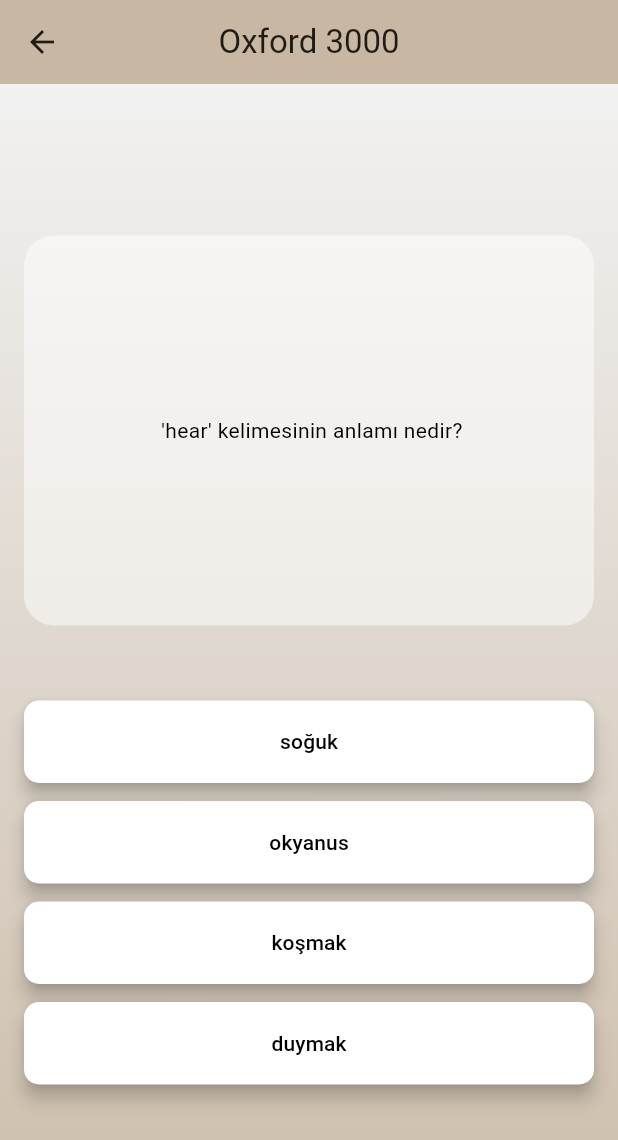
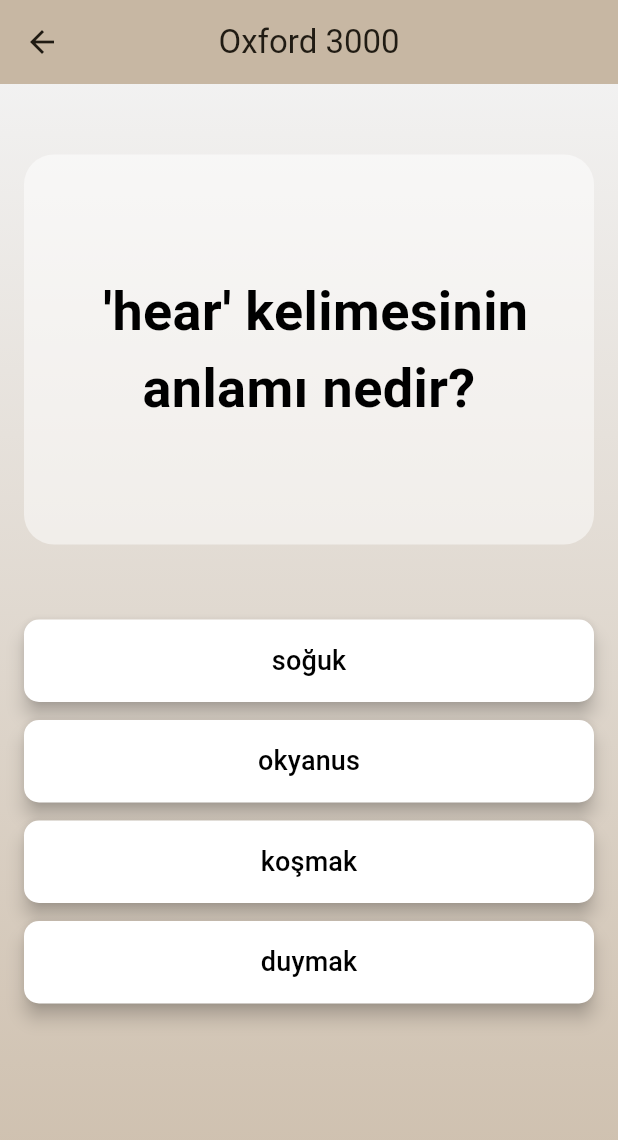
Before and after one commit to psyomeralbayrak/AppJam_Grup-12, a Flutter app: the screen it shows after launch, after a tap on "Oxford 3000", on a phone screen of 412 x 824 dp. Shown: the top 1140 px of the screen. Run offline on Flutter 3.47's test engine with Material 3 defaults, Android fonts, the phone set to English and light mode, and no system bars; our stand-ins replace flutter_gemini, hive, hive_flutter; accounts and stored records are empty; network calls fail.

Commit message:
efsane commit

```diff
--- a/lib/main.dart
+++ b/lib/main.dart
@@ -4,8 +4,11 @@ import 'package:appjamoua/view/myword_page.dart';
 import 'package:appjamoua/view/test_page.dart';
 import 'package:appjamoua/view/true_page.dart';
 import 'package:flutter/material.dart';
+import 'package:flutter_gemini/flutter_gemini.dart';
 import 'package:hive/hive.dart';
 import 'package:hive_flutter/hive_flutter.dart';
+
+import 'model/gemini_client.dart';
 
 void main() async {
 
@@ -17,6 +20,29 @@ void main() async {
   await Hive.openBox('falseBox');
   await Hive.openBox('myBox');
 
+  // Asagida yoksa ekledim. Dilerseniz silebilirsiniz.
+  var trueBox = Hive.box("trueBox");
+  if (trueBox.isEmpty == true) {
+    trueBox.put("true", []);
+    print("True'ya eklendi");
+  }
+  //trueBox.putAt(0, []);
+  //print(trueBox.getAt(0));
+
+  var falseBox = Hive.box("falseBox");
+  if (falseBox.isEmpty == true) {
+    falseBox.put("false", []);
+    print("False'a eklendi");
+  }
+
+  var myBox = Hive.box("myBox");
+  if (myBox.isEmpty == true) {
+    myBox.put("my", []);
+    print("Mywords'e eklendi");
+  }
+
+  //init Gemini
+  Gemini.init(apiKey: geminiApiKey);
 
   runApp(const HomePage());
 }
--- a/lib/models_widget/quiz_widget.dart
+++ b/lib/models_widget/quiz_widget.dart
@@ -1,12 +1,16 @@
 import 'package:flutter/material.dart';
 
 class QuizWidget extends StatefulWidget {
-  const QuizWidget({super.key, required this.Question, required this.Answer1, required this.Answer2, required this.Answer3, required this.Answer4, });
+  QuizWidget({super.key, required this.Question, required this.Answer1, required this.Answer2, required this.Answer3, required this.Answer4, required this.Function1, required this.Function2, required this.Function3, required this.Function4, });
   final String Question;
   final String Answer1;
   final String Answer2;
   final String Answer3;
   final String Answer4;
+  final VoidCallback Function1;
+  final VoidCallback Function2;
+  final VoidCallback Function3;
+  final VoidCallback Function4;
 
   @override
   State<QuizWidget> createState() => _QuizWidgetState();
@@ -31,7 +35,8 @@ class _QuizWidgetState extends State<QuizWidget> {
               child: Center(
                 child: Text(
                   " '${widget.Question}' kelimesinin anlamı nedir?",
-                  style: TextStyle(color: Colors.black), // Metin rengi siyah
+                  textAlign: TextAlign.center,
+                  style: TextStyle(color: Colors.black, fontSize: 36, fontWeight: FontWeight.bold,), // Metin rengi siyah
                 ),
               ),
             ),
@@ -41,7 +46,7 @@ class _QuizWidgetState extends State<QuizWidget> {
               width: 335,
               height: 55, // Buton yüksekliği 55 piksel
               child: ElevatedButton(
-                onPressed: () {},
+                onPressed: () => widget.Function1(),
                 style: ElevatedButton.styleFrom(
                   backgroundColor: Colors.white,
                   foregroundColor: Colors.black, // Buton üzerindeki metin rengi siyah
@@ -51,7 +56,7 @@ class _QuizWidgetState extends State<QuizWidget> {
                     borderRadius: BorderRadius.circular(10.0), // Buton kenarlarını ovalleştirme
                   ),
                 ),
-                child: Text(widget.Answer1),
+                child: Text(widget.Answer1, style: TextStyle(fontSize: 18),),
               ),
             ),
             SizedBox(height: 12),
@@ -60,7 +65,7 @@ class _QuizWidgetState extends State<QuizWidget> {
               width: 335,
               height: 55, // Buton yüksekliği 55 piksel
               child: ElevatedButton(
-                onPressed: () {},
+                onPressed: () => widget.Function2(),
                 style: ElevatedButton.styleFrom(
                   backgroundColor: Colors.white,
                   foregroundColor: Colors.black,
@@ -70,7 +75,7 @@ class _QuizWidgetState extends State<QuizWidget> {
                     borderRadius: BorderRadius.circular(10.0),
                   ),
                 ),
-                child: Text(widget.Answer2),
+                child: Text(widget.Answer2, style: TextStyle(fontSize: 18),),
               ),
             ),
 
@@ -82,7 +87,7 @@ class _QuizWidgetState extends State<QuizWidget> {
               width: 335,
               height: 55, // Buton yüksekliği 55 piksel
               child: ElevatedButton(
-                onPressed: () {},
+                onPressed: () => widget.Function3(),
                 style: ElevatedButton.styleFrom(
                   backgroundColor: Colors.white,
                   foregroundColor: Colors.black,
@@ -92,7 +97,7 @@ class _QuizWidgetState extends State<QuizWidget> {
                     borderRadius: BorderRadius.circular(10.0),
                   ),
                 ),
-                child: Text(widget.Answer3),
+                child: Text(widget.Answer3, style: TextStyle(fontSize: 18),),
               ),
             ),
             SizedBox(
@@ -102,7 +107,7 @@ class _QuizWidgetState extends State<QuizWidget> {
               width: 335,
               height: 55, // Buton yüksekliği 55 piksel
               child: ElevatedButton(
-                onPressed: () {},
+                onPressed: () => widget.Function4(),
                 style: ElevatedButton.styleFrom(
                   backgroundColor: Colors.white,
                   foregroundColor: Colors.black,
@@ -112,7 +117,7 @@ class _QuizWidgetState extends State<QuizWidget> {
                     borderRadius: BorderRadius.circular(10.0),
                   ),
                 ),
-                child: Text(widget.Answer4),
+                child: Text(widget.Answer4, style: TextStyle(fontSize: 18),),
               ),
             ),
           ],
--- a/lib/view/test_page.dart
+++ b/lib/view/test_page.dart
@@ -1,3 +1,5 @@
+import 'dart:io';
+
 import 'package:appjamoua/models_widget/background_widget.dart';
 import 'package:appjamoua/models_widget/quiz_widget.dart';
 import 'package:flutter/material.dart';
@@ -35,7 +37,10 @@ class _TestPageState extends State<TestPage> {
 
   }
 
-  final int CurrentIndex = 0;
+  // var for index
+  int CurrentIndex = 0;
+  // var for true or false
+  int isTrue = 1;
 
   // Creating random index in every time
   List <int> wordIndex = [];
@@ -67,6 +72,65 @@ class _TestPageState extends State<TestPage> {
     print(answerIndexs[0]);
   }
 
+  //Function that check the response
+  void checkResponse (int response) {
+    if (wordIndex[CurrentIndex] == answerIndexs[response]) {
+      setState(() {
+        print("Dogru bildin!");
+        isTrue = 2;
+        addOne();
+      });
+    }
+    else {
+      setState(() {
+        print("Yanlis bildin");
+        isTrue = 3;
+        addOne();
+      });
+
+    }
+  }
+
+  void addOne () async{
+    await Future.delayed(const Duration(seconds: 1));
+
+    setState(() {
+      CurrentIndex += 1;
+      createAnswer(wordIndex[CurrentIndex]);
+      isTrue = 1;
+    });
+  }
+
+  List<Widget> mywidgets = [
+    Center(
+      child: Padding(child: Text(
+          '',
+      ), padding: EdgeInsets.only(top: 10),),
+    ),
+    Center(
+      child: Padding(child: Text(
+          'Doğru!', style: TextStyle(fontSize: 24, fontWeight: FontWeight.bold, color: Colors.green),
+      ), padding: EdgeInsets.only(top: 10),),
+    ),
+    Center(
+      child: Padding(child: Text(
+          'Yanlış!' , style: TextStyle(fontSize: 24, fontWeight: FontWeight.bold, color: Colors.red)
+      ), padding: EdgeInsets.only(top: 10),),
+    ),
+  ];
+
+  Widget ResponseWidget() {
+    if (isTrue == 1) {
+      return mywidgets[0];
+    }
+    else if (isTrue == 2) {
+      return mywidgets[1];
+    }
+    else {
+      return mywidgets[2];
+    }
+
+  }
 
   @override
   Widget build(BuildContext context) {
@@ -79,12 +143,33 @@ class _TestPageState extends State<TestPage> {
 
       body: BackgroundWidget(
 
-          MainWidget: QuizWidget(
-            Question: oxford3000.keys.elementAt(wordIndex[CurrentIndex]),
-            Answer1: oxford3000.values.elementAt(answerIndexs[0]),
-            Answer2: oxford3000.values.elementAt(answerIndexs[1]),
-            Answer3: oxford3000.values.elementAt(answerIndexs[2]),
-            Answer4: oxford3000.values.elementAt(answerIndexs[3]),
+          MainWidget: Column(
+            children: [
+
+              ResponseWidget(),
+
+              QuizWidget(
+                Question: oxford3000.keys.elementAt(wordIndex[CurrentIndex]),
+                Answer1: oxford3000.values.elementAt(answerIndexs[0]),
+                Answer2: oxford3000.values.elementAt(answerIndexs[1]),
+                Answer3: oxford3000.values.elementAt(answerIndexs[2]),
+                Answer4: oxford3000.values.elementAt(answerIndexs[3]),
+                Function1: () {
+                  checkResponse(0);
+                },
+                Function2: () {
+                  checkResponse(1);
+                },
+                Function3: () {
+                  checkResponse(2);
+                },
+                Function4: () {
+                  checkResponse(3);
+                },
+              ),
+
+
+            ]
           )
 
       ),
--- a/lib/view/true_page.dart
+++ b/lib/view/true_page.dart
@@ -19,7 +19,7 @@ class _TruePageState extends State<TruePage> {
     super.initState();
     // Oxford 3000'den gelen kelimeleri karşılayacak liste
     trueWords.addAll([
-      'Kelime 1', 'Kelime 2', 'Kelime 3', 'Kelime 4',
+      'Tree', 'Kelime 2', 'Kelime 3', 'Kelime 4',
       'Kelime 5', 'Kelime 6', 'Kelime 7', 'Kelime 8',
       'Kelime 9', 'Kelime 10', 'Kelime 11'
     ]);
--- a/pubspec.yaml
+++ b/pubspec.yaml
@@ -30,6 +30,7 @@ environment:
 dependencies:
   hive:
   hive_flutter:
+  flutter_gemini:
   flutter:
     sdk: flutter
 
```
Also changed, not shown: lib/models_widget/word_list_widget.dart (+67 -7 lines), pubspec.lock, 1 other file.
